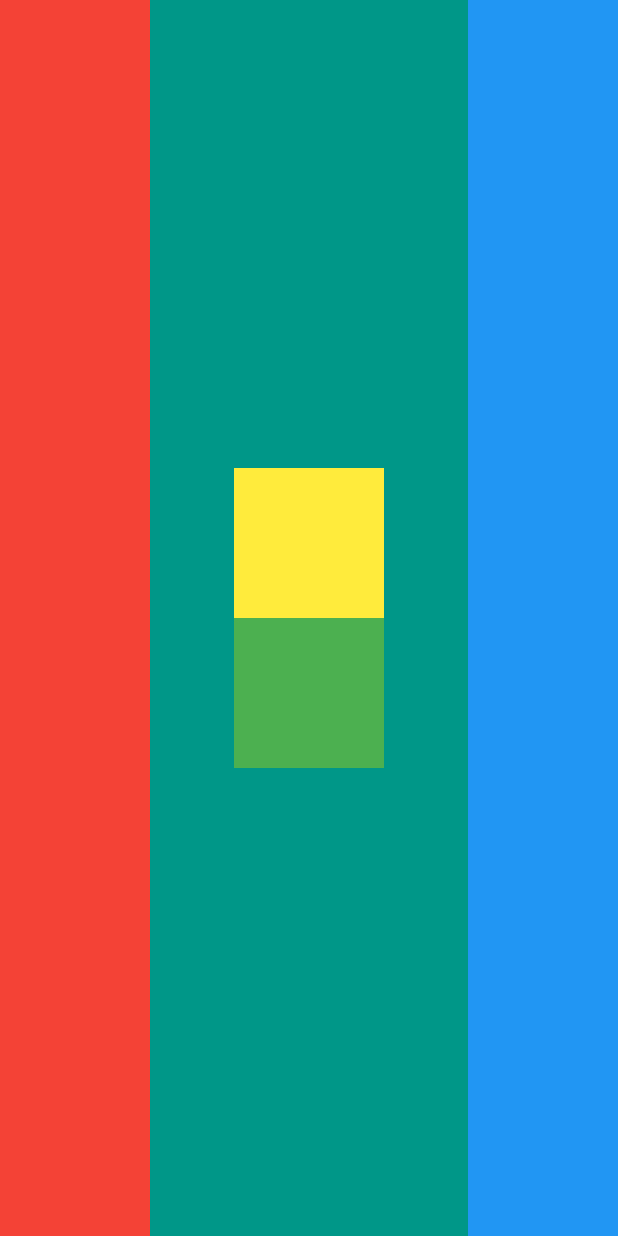
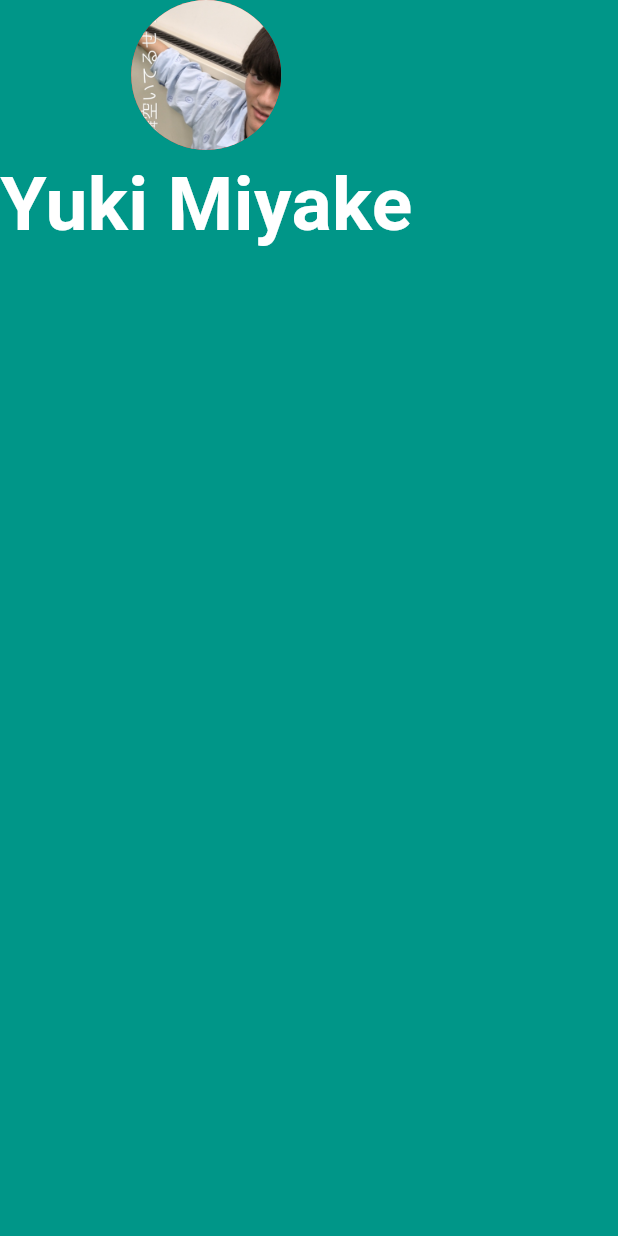
Before and after one commit to yukimiyake0607/mi_card_flutter, a Flutter app: the screen it shows after launch, on a phone screen of 412 x 824 dp. Run offline on Flutter 3.47's test engine with Material 3 defaults, Android fonts, the phone set to English and light mode, and no system bars.

Commit message:
プロフィール画像挿入

```diff
--- a/lib/main.dart
+++ b/lib/main.dart
@@ -13,34 +13,20 @@ class MyApp extends StatelessWidget {
       home: Scaffold(
         backgroundColor: Colors.teal,
         body: SafeArea(
-          child: Row(
-            crossAxisAlignment: CrossAxisAlignment.center,
-            mainAxisAlignment: MainAxisAlignment.spaceBetween,
+          child: Column(
             children: [
-              Container(
-                width: 100,
-                height: double.infinity,
-                color: Colors.red,
+              CircleAvatar(
+                radius: 50,
+                backgroundColor: Colors.red,
+                backgroundImage: AssetImage('images/Yuki_miyake.JPG'),
               ),
-              Column(
-                mainAxisSize: MainAxisSize.min,
-                children: [
-                  Container(
-                    width: 100,
-                    height: 100,
-                    color: Colors.yellow,
-                  ),
-                  Container(
-                    width: 100,
-                    height: 100,
-                    color: Colors.green,
-                  ),
-                ],
-              ),
-              Container(
-                width: 100,
-                height: double.infinity,
-                color: Colors.blue,
+              Text(
+                'Yuki Miyake',
+                style: TextStyle(
+                  fontSize: 50,
+                  fontWeight: FontWeight.bold,
+                  color: Colors.white,
+                ),
               ),
             ],
           ),
--- a/pubspec.yaml
+++ b/pubspec.yaml
@@ -17,3 +17,5 @@ dev_dependencies:
 
 flutter:
   uses-material-design: true
+  assets:
+      - images/
```
Also changed, not shown: images/Yuki_miyake.JPG (added).
